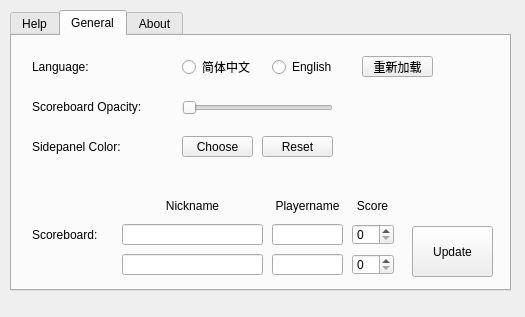
First picture: the form in mainwindow.ui, repository wudi-7mi/open_ra2ob_qt6, before the edit.
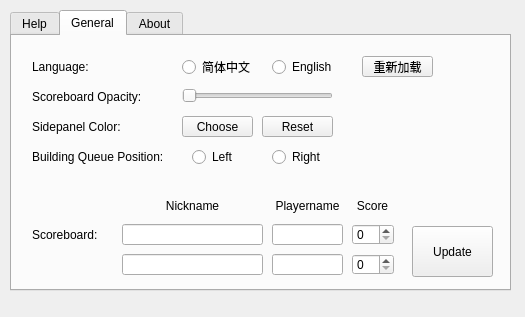
Second picture: the form after the edit. The open tabs and pages were chosen to show the change. Icons and pictures are not drawn.

Diff of the .ui file:
```diff
--- a/mainwindow.ui
+++ b/mainwindow.ui
@@ -370,9 +370,9 @@
       <property name="geometry">
        <rect>
         <x>170</x>
-        <y>64</y>
+        <y>50</y>
         <width>151</width>
-        <height>16</height>
+        <height>20</height>
        </rect>
       </property>
       <property name="orientation">
@@ -383,7 +383,7 @@
       <property name="geometry">
        <rect>
         <x>20</x>
-        <y>60</y>
+        <y>50</y>
         <width>131</width>
         <height>21</height>
        </rect>
@@ -409,7 +409,7 @@
       <property name="geometry">
        <rect>
         <x>20</x>
-        <y>100</y>
+        <y>80</y>
         <width>131</width>
         <height>21</height>
        </rect>
@@ -422,7 +422,7 @@
       <property name="geometry">
        <rect>
         <x>170</x>
-        <y>100</y>
+        <y>80</y>
         <width>71</width>
         <height>21</height>
        </rect>
@@ -435,7 +435,7 @@
       <property name="geometry">
        <rect>
         <x>250</x>
-        <y>100</y>
+        <y>80</y>
         <width>71</width>
         <height>21</height>
        </rect>
@@ -578,6 +578,61 @@
        <set>Qt::AlignCenter</set>
       </property>
      </widget>
+     <widget class="QLabel" name="lb_bqposition">
+      <property name="geometry">
+       <rect>
+        <x>20</x>
+        <y>110</y>
+        <width>151</width>
+        <height>21</height>
+       </rect>
+      </property>
+      <property name="text">
+       <string>Building Queue Position:</string>
+      </property>
+     </widget>
+     <widget class="QGroupBox" name="groupBox">
+      <property name="geometry">
+       <rect>
+        <x>170</x>
+        <y>100</y>
+        <width>161</width>
+        <height>41</height>
+       </rect>
+      </property>
+      <property name="styleSheet">
+       <string notr="true">QGroupBox { border: 0px; margin-top: 0.5em; }</string>
+      </property>
+      <property name="title">
+       <string/>
+      </property>
+      <widget class="QRadioButton" name="rb_right">
+       <property name="geometry">
+        <rect>
+         <x>90</x>
+         <y>10</y>
+         <width>71</width>
+         <height>22</height>
+        </rect>
+       </property>
+       <property name="text">
+        <string>Right</string>
+       </property>
+      </widget>
+      <widget class="QRadioButton" name="rb_left">
+       <property name="geometry">
+        <rect>
+         <x>10</x>
+         <y>10</y>
+         <width>71</width>
+         <height>22</height>
+        </rect>
+       </property>
+       <property name="text">
+        <string>Left</string>
+       </property>
+      </widget>
+     </widget>
     </widget>
     <widget class="QWidget" name="About">
      <attribute name="title">
```
Left out of the diff: 7 changed lines with no effect on the pictures.
